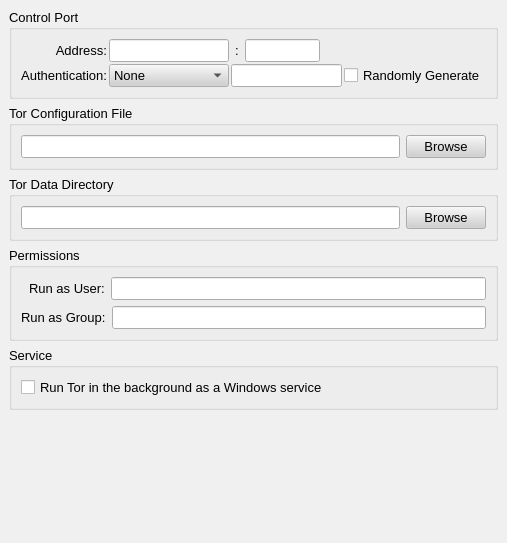
Before: the Qt Designer form src/gui/config/advancedpage.ui in a-ilin/vidalia, drawn with Qt 5.
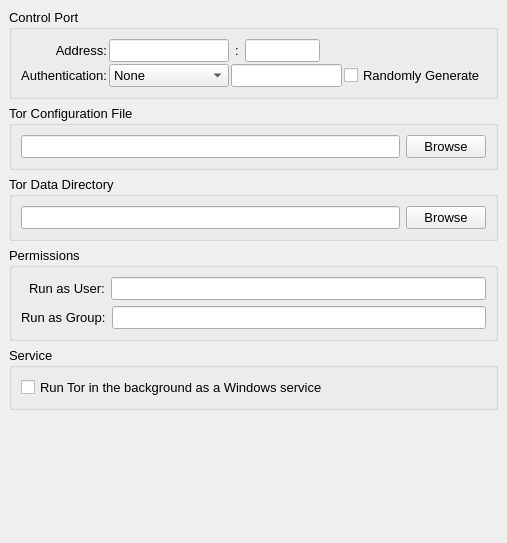
After: the same form once the commit is applied.

Commit message:
Remove the custom palette settings in all .ui files.
svn:r1925

```diff
--- a/src/gui/config/advancedpage.ui
+++ b/src/gui/config/advancedpage.ui
@@ -9,475 +9,6 @@
     <height>543</height>
    </rect>
   </property>
-  <property name="palette" >
-   <palette>
-    <active>
-     <colorrole role="WindowText" >
-      <brush brushstyle="SolidPattern" >
-       <color alpha="255" >
-        <red>0</red>
-        <green>0</green>
-        <blue>0</blue>
-       </color>
-      </brush>
-     </colorrole>
-     <colorrole role="Button" >
-      <brush brushstyle="SolidPattern" >
-       <color alpha="255" >
-        <red>208</red>
-        <green>208</green>
-        <blue>208</blue>
-       </color>
-      </brush>
-     </colorrole>
-     <colorrole role="Light" >
-      <brush brushstyle="SolidPattern" >
-       <color alpha="255" >
-        <red>255</red>
-        <green>255</green>
-        <blue>255</blue>
-       </color>
-      </brush>
-     </colorrole>
-     <colorrole role="Midlight" >
-      <brush brushstyle="SolidPattern" >
-       <color alpha="255" >
-        <red>247</red>
-        <green>247</green>
-        <blue>247</blue>
-       </color>
-      </brush>
-     </colorrole>
-     <colorrole role="Dark" >
-      <brush brushstyle="SolidPattern" >
-       <color alpha="255" >
-        <red>104</red>
-        <green>104</green>
-        <blue>104</blue>
-       </color>
-      </brush>
-     </colorrole>
-     <colorrole role="Mid" >
-      <brush brushstyle="SolidPattern" >
-       <color alpha="255" >
-        <red>139</red>
-        <green>139</green>
-        <blue>139</blue>
-       </color>
-      </brush>
-     </colorrole>
-     <colorrole role="Text" >
-      <brush brushstyle="SolidPattern" >
-       <color alpha="255" >
-        <red>0</red>
-        <green>0</green>
-        <blue>0</blue>
-       </color>
-      </brush>
-     </colorrole>
-     <colorrole role="BrightText" >
-      <brush brushstyle="SolidPattern" >
-       <color alpha="255" >
-        <red>255</red>
-        <green>255</green>
-        <blue>255</blue>
-       </color>
-      </brush>
-     </colorrole>
-     <colorrole role="ButtonText" >
-      <brush brushstyle="SolidPattern" >
-       <color alpha="255" >
-        <red>0</red>
-        <green>0</green>
-        <blue>0</blue>
-       </color>
-      </brush>
-     </colorrole>
-     <colorrole role="Base" >
-      <brush brushstyle="SolidPattern" >
-       <color alpha="255" >
-        <red>255</red>
-        <green>255</green>
-        <blue>255</blue>
-       </color>
-      </brush>
-     </colorrole>
-     <colorrole role="Window" >
-      <brush brushstyle="SolidPattern" >
-       <color alpha="255" >
-        <red>240</red>
-        <green>240</green>
-        <blue>240</blue>
-       </color>
-      </brush>
-     </colorrole>
-     <colorrole role="Shadow" >
-      <brush brushstyle="SolidPattern" >
-       <color alpha="255" >
-        <red>0</red>
-        <green>0</green>
-        <blue>0</blue>
-       </color>
-      </brush>
-     </colorrole>
-     <colorrole role="Highlight" >
-      <brush brushstyle="SolidPattern" >
-       <color alpha="255" >
-        <red>0</red>
-        <green>0</green>
-        <blue>128</blue>
-       </color>
-      </brush>
-     </colorrole>
-     <colorrole role="HighlightedText" >
-      <brush brushstyle="SolidPattern" >
-       <color alpha="255" >
-        <red>255</red>
-        <green>255</green>
-        <blue>255</blue>
-       </color>
-      </brush>
-     </colorrole>
-     <colorrole role="Link" >
-      <brush brushstyle="SolidPattern" >
-       <color alpha="255" >
-        <red>0</red>
-        <green>0</green>
-        <blue>255</blue>
-       </color>
-      </brush>
-     </colorrole>
-     <colorrole role="LinkVisited" >
-      <brush brushstyle="SolidPattern" >
-       <color alpha="255" >
-        <red>255</red>
-        <green>0</green>
-        <blue>255</blue>
-       </color>
-      </brush>
-     </colorrole>
-     <colorrole role="AlternateBase" >
-      <brush brushstyle="SolidPattern" >
-       <color alpha="255" >
-        <red>231</red>
-        <green>231</green>
-        <blue>231</blue>
-       </color>
-      </brush>
-     </colorrole>
-    </active>
-    <inactive>
-     <colorrole role="WindowText" >
-      <brush brushstyle="SolidPattern" >
-       <color alpha="255" >
-        <red>0</red>
-        <green>0</green>
-        <blue>0</blue>
-       </color>
-      </brush>
-     </colorrole>
-     <colorrole role="Button" >
-      <brush brushstyle="SolidPattern" >
-       <color alpha="255" >
-        <red>208</red>
-        <green>208</green>
-        <blue>208</blue>
-       </color>
-      </brush>
-     </colorrole>
-     <colorrole role="Light" >
-      <brush brushstyle="SolidPattern" >
-       <color alpha="255" >
-        <red>255</red>
-        <green>255</green>
-        <blue>255</blue>
-       </color>
-      </brush>
-     </colorrole>
-     <colorrole role="Midlight" >
-      <brush brushstyle="SolidPattern" >
-       <color alpha="255" >
-        <red>247</red>
-        <green>247</green>
-        <blue>247</blue>
-       </color>
-      </brush>
-     </colorrole>
-     <colorrole role="Dark" >
-      <brush brushstyle="SolidPattern" >
-       <color alpha="255" >
-        <red>104</red>
-        <green>104</green>
-        <blue>104</blue>
-       </color>
-      </brush>
-     </colorrole>
-     <colorrole role="Mid" >
-      <brush brushstyle="SolidPattern" >
-       <color alpha="255" >
-        <red>139</red>
-        <green>139</green>
-        <blue>139</blue>
-       </color>
-      </brush>
-     </colorrole>
-     <colorrole role="Text" >
-      <brush brushstyle="SolidPattern" >
-       <color alpha="255" >
-        <red>0</red>
-        <green>0</green>
-        <blue>0</blue>
-       </color>
-      </brush>
-     </colorrole>
-     <colorrole role="BrightText" >
-      <brush brushstyle="SolidPattern" >
-       <color alpha="255" >
-        <red>255</red>
-        <green>255</green>
-        <blue>255</blue>
-       </color>
-      </brush>
-     </colorrole>
-     <colorrole role="ButtonText" >
-      <brush brushstyle="SolidPattern" >
-       <color alpha="255" >
-        <red>0</red>
-        <green>0</green>
-        <blue>0</blue>
-       </color>
-      </brush>
-     </colorrole>
-     <colorrole role="Base" >
-      <brush brushstyle="SolidPattern" >
-       <color alpha="255" >
-        <red>255</red>
-        <green>255</green>
-        <blue>255</blue>
-       </color>
-      </brush>
-     </colorrole>
-     <colorrole role="Window" >
-      <brush brushstyle="SolidPattern" >
-       <color alpha="255" >
-        <red>240</red>
-        <green>240</green>
-        <blue>240</blue>
-       </color>
-      </brush>
-     </colorrole>
-     <colorrole role="Shadow" >
-      <brush brushstyle="SolidPattern" >
-       <color alpha="255" >
-        <red>0</red>
-        <green>0</green>
-        <blue>0</blue>
-       </color>
-      </brush>
-     </colorrole>
-     <colorrole role="Highlight" >
-      <brush brushstyle="SolidPattern" >
-       <color alpha="255" >
-        <red>192</red>
-        <green>192</green>
-        <blue>192</blue>
-       </color>
-      </brush>
-     </colorrole>
-     <colorrole role="HighlightedText" >
-      <brush brushstyle="SolidPattern" >
-       <color alpha="255" >
-        <red>0</red>
-        <green>0</green>
-        <blue>0</blue>
-       </color>
-      </brush>
-     </colorrole>
-     <colorrole role="Link" >
-      <brush brushstyle="SolidPattern" >
-       <color alpha="255" >
-        <red>0</red>
-        <green>0</green>
-        <blue>255</blue>
-       </color>
-      </brush>
-     </colorrole>
-     <colorrole role="LinkVisited" >
-      <brush brushstyle="SolidPattern" >
-       <color alpha="255" >
-        <red>255</red>
-        <green>0</green>
-        <blue>255</blue>
-       </color>
-      </brush>
-     </colorrole>
-     <colorrole role="AlternateBase" >
-      <brush brushstyle="SolidPattern" >
-       <color alpha="255" >
-        <red>231</red>
-        <green>231</green>
-        <blue>231</blue>
-       </color>
-      </brush>
-     </colorrole>
-    </inactive>
-    <disabled>
-     <colorrole role="WindowText" >
-      <brush brushstyle="SolidPattern" >
-       <color alpha="255" >
-        <red>104</red>
-        <green>104</green>
-        <blue>104</blue>
-       </color>
-      </brush>
-     </colorrole>
-     <colorrole role="Button" >
-      <brush brushstyle="SolidPattern" >
-       <color alpha="255" >
-        <red>208</red>
-        <green>208</green>
-        <blue>208</blue>
-       </color>
-      </brush>
-     </colorrole>
-     <colorrole role="Light" >
-      <brush brushstyle="SolidPattern" >
-       <color alpha="255" >
-        <red>255</red>
-        <green>255</green>
-        <blue>255</blue>
-       </color>
-      </brush>
-     </colorrole>
-     <colorrole role="Midlight" >
-      <brush brushstyle="SolidPattern" >
-       <color alpha="255" >
-        <red>247</red>
-        <green>247</green>
-        <blue>247</blue>
-       </color>
-      </brush>
-     </colorrole>
-     <colorrole role="Dark" >
-      <brush brushstyle="SolidPattern" >
-       <color alpha="255" >
-        <red>104</red>
-        <green>104</green>
-        <blue>104</blue>
-       </color>
-      </brush>
-     </colorrole>
-     <colorrole role="Mid" >
-      <brush brushstyle="SolidPattern" >
-       <color alpha="255" >
-        <red>139</red>
-        <green>139</green>
-        <blue>139</blue>
-       </color>
-      </brush>
-     </colorrole>
-     <colorrole role="Text" >
-      <brush brushstyle="SolidPattern" >
-       <color alpha="255" >
-        <red>104</red>
-        <green>104</green>
-        <blue>104</blue>
-       </color>
-      </brush>
-     </colorrole>
-     <colorrole role="BrightText" >
-      <brush brushstyle="SolidPattern" >
-       <color alpha="255" >
-        <red>255</red>
-        <green>255</green>
-        <blue>255</blue>
-       </color>
-      </brush>
-     </colorrole>
-     <colorrole role="ButtonText" >
-      <brush brushstyle="SolidPattern" >
-       <color alpha="255" >
-        <red>104</red>
-        <green>104</green>
-        <blue>104</blue>
-       </color>
-      </brush>
-     </colorrole>
-     <colorrole role="Base" >
-      <brush brushstyle="SolidPattern" >
-       <color alpha="255" >
-        <red>240</red>
-        <green>240</green>
-        <blue>240</blue>
-       </color>
-      </brush>
-     </colorrole>
-     <colorrole role="Window" >
-      <brush brushstyle="SolidPattern" >
-       <color alpha="255" >
-        <red>240</red>
-        <green>240</green>
-        <blue>240</blue>
-       </color>
-      </brush>
-     </colorrole>
-     <colorrole role="Shadow" >
-      <brush brushstyle="SolidPattern" >
-       <color alpha="255" >
-        <red>0</red>
-        <green>0</green>
-        <blue>0</blue>
-       </color>
-      </brush>
-     </colorrole>
-     <colorrole role="Highlight" >
-      <brush brushstyle="SolidPattern" >
-       <color alpha="255" >
-        <red>0</red>
-        <green>0</green>
-        <blue>128</blue>
-       </color>
-      </brush>
-     </colorrole>
-     <colorrole role="HighlightedText" >
-      <brush brushstyle="SolidPattern" >
-       <color alpha="255" >
-        <red>255</red>
-        <green>255</green>
-        <blue>255</blue>
-       </color>
-      </brush>
-     </colorrole>
-     <colorrole role="Link" >
-      <brush brushstyle="SolidPattern" >
-       <color alpha="255" >
-        <red>0</red>
-        <green>0</green>
-        <blue>255</blue>
-       </color>
-      </brush>
-     </colorrole>
-     <colorrole role="LinkVisited" >
-      <brush brushstyle="SolidPattern" >
-       <color alpha="255" >
-        <red>255</red>
-        <green>0</green>
-        <blue>255</blue>
-       </color>
-      </brush>
-     </colorrole>
-     <colorrole role="AlternateBase" >
-      <brush brushstyle="SolidPattern" >
-       <color alpha="255" >
-        <red>231</red>
-        <green>231</green>
-        <blue>231</blue>
-       </color>
-      </brush>
-     </colorrole>
-    </disabled>
-   </palette>
-  </property>
   <property name="font" >
    <font>
     <pointsize>10</pointsize>
```
The commit also changes 12 other files.
